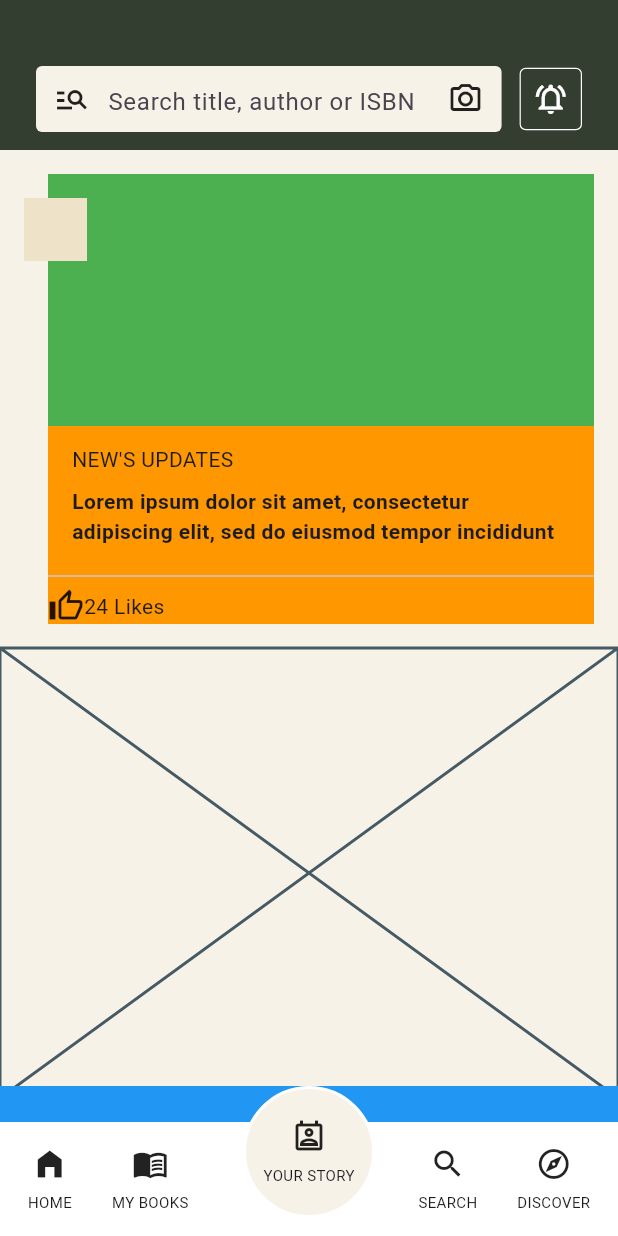
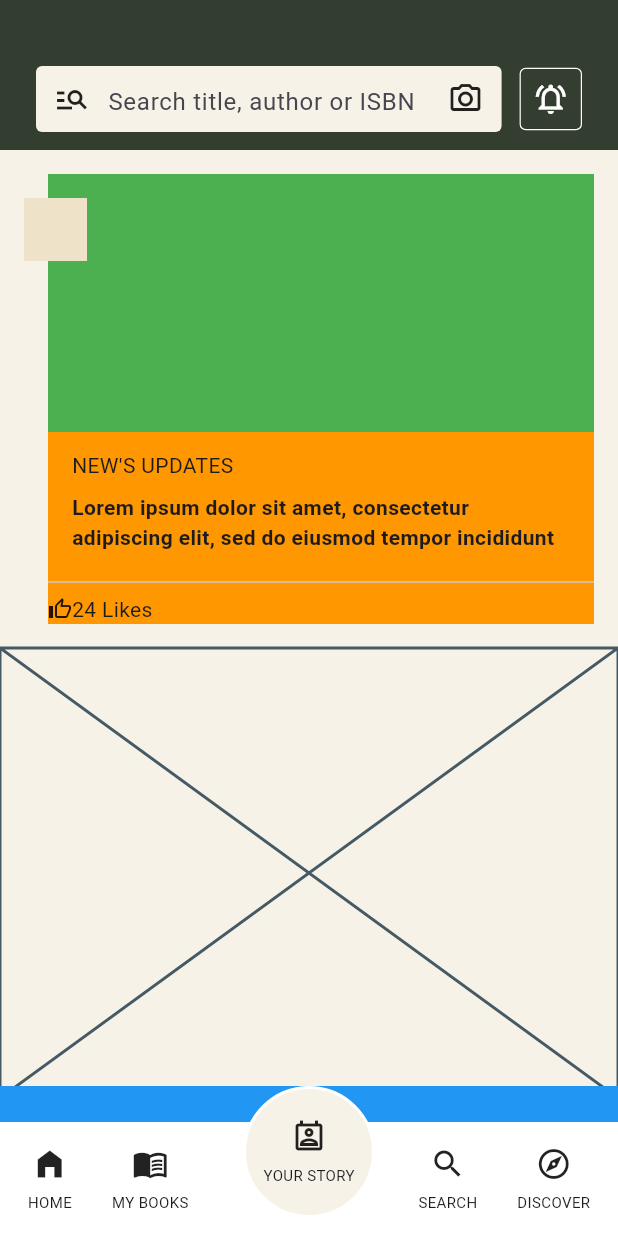
Before and after one commit to JAICHANGPARK/flutter_notebook_chapter_43, a Flutter app: the NewsFeedHomePage screen opened directly, on a phone screen of 412 x 824 dp. Run offline on Flutter 3.47's test engine with Material 3 defaults, Android fonts, the phone set to English and light mode, and no system bars; our stand-ins replace gap, hugeicons.

Commit message:
Update news_feed_home_page.dart

```diff
--- a/lib/ep2163_newsfeed_app/views/news_feed_home_page.dart
+++ b/lib/ep2163_newsfeed_app/views/news_feed_home_page.dart
@@ -130,7 +130,9 @@ class _NewsFeedHomePageState extends State<NewsFeedHomePage> {
                                               children: [
                                                 Icon(
                                                   Icons.thumb_up_alt_outlined,
+                                                  size: 16,
                                                 ),
+
                                                 Text(
                                                   "24 Likes",
                                                 )
```
